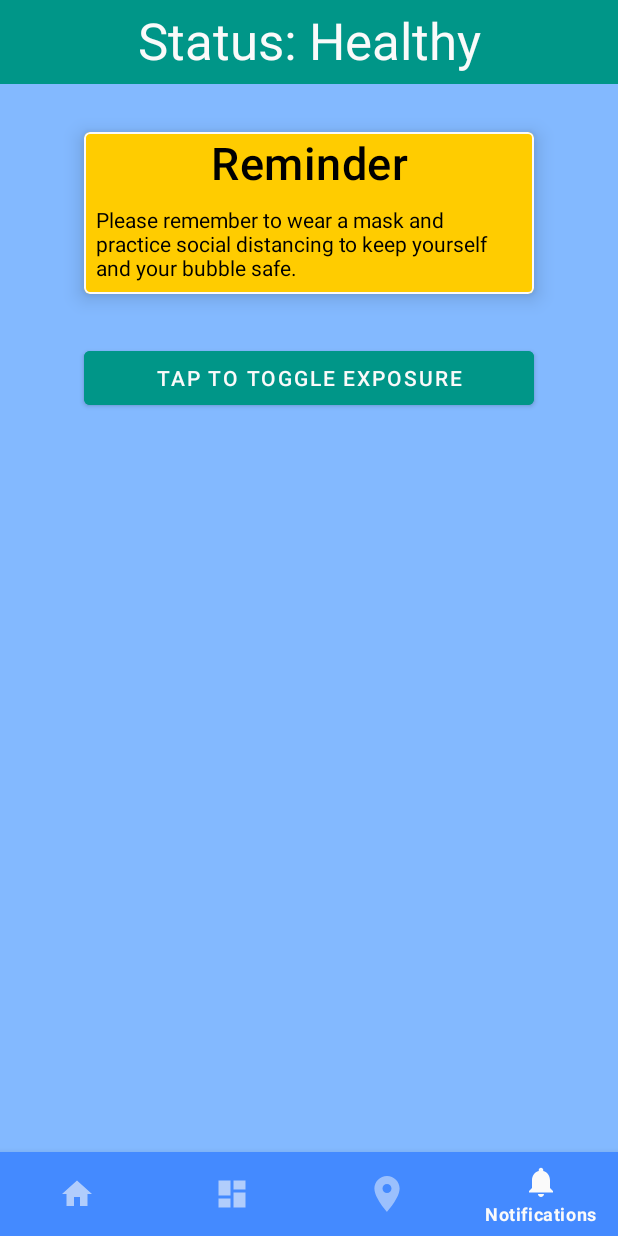
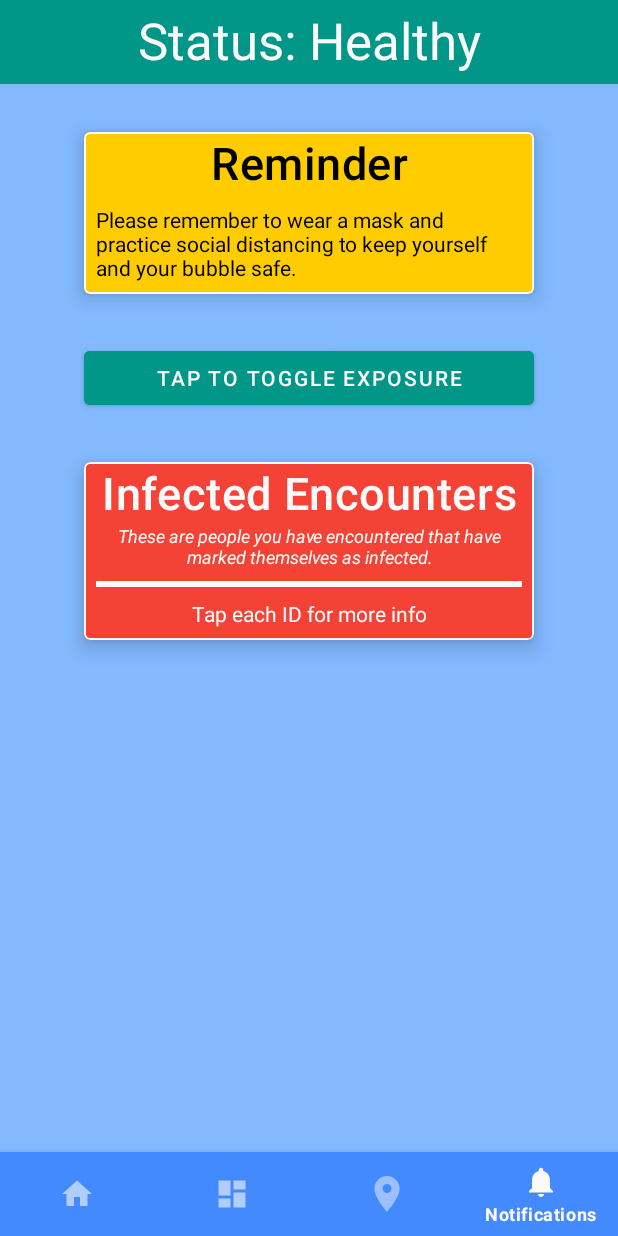
Before and after one commit to Capstone-2020-CMS/COVID-Tracer-App, an Android app: the NotificationsFragment screen opened through its navigation route, on a phone screen of 412 x 824 dp. Run offline under Robolectric (Android 15) with nearby library versions, the phone set to English and light mode, and no system bars; our stand-ins replace navigation-ui; 3 statements that could not run were skipped.

Commit message:
Initial styling for encounter card in notifications fragment

```diff
--- a/Application/app/build.gradle
+++ b/Application/app/build.gradle
@@ -53,6 +53,7 @@ dependencies {
     implementation 'com.google.android.gms:play-services-location:17.0.0'
     implementation 'com.google.maps.android:android-maps-utils:1.1.0'
     implementation 'org.jsoup:jsoup:1.13.1'
+    implementation 'com.android.support:cardview-v7:28.0.0'
     testImplementation 'junit:junit:4.13'
     androidTestImplementation 'androidx.test.ext:junit:1.1.1'
     androidTestImplementation 'androidx.test.espresso:espresso-core:3.2.0'
--- a/Application/app/src/main/res/layout/fragment_notifications_v2.xml
+++ b/Application/app/src/main/res/layout/fragment_notifications_v2.xml
@@ -98,6 +98,75 @@
                 android:elevation="@dimen/elevation"
                 android:text="Tap to Toggle Exposure" />
 
+            <com.google.android.material.card.MaterialCardView
+                android:layout_width="300dp"
+                android:layout_height="match_parent"
+                android:layout_gravity="center_horizontal"
+                android:layout_marginTop="32dp"
+                app:cardBackgroundColor="@color/red"
+                app:cardElevation="@dimen/elevation"
+                app:strokeColor="@color/primaryTextColor"
+                app:strokeWidth="1dp">
+
+                <LinearLayout
+                    android:layout_width="match_parent"
+                    android:layout_height="match_parent"
+                    android:orientation="vertical">
+
+                    <TextView
+                        android:layout_width="match_parent"
+                        android:layout_height="wrap_content"
+                        android:text="Infected Encounters"
+                        android:textAlignment="center"
+                        android:textAppearance="@style/TextAppearance.MaterialComponents.Headline6"
+                        android:textColor="@color/primaryTextColor"
+                        android:textSize="30sp" />
+
+                    <TextView
+                        android:layout_width="match_parent"
+                        android:layout_height="wrap_content"
+                        android:layout_marginStart="8dp"
+                        android:layout_marginLeft="8dp"
+                        android:layout_marginEnd="8dp"
+                        android:layout_marginRight="8dp"
+                        android:layout_marginBottom="8dp"
+                        android:editable="false"
+                        android:ems="10"
+                        android:gravity="start|top"
+                        android:inputType="textMultiLine"
+                        android:text="These are people you have encountered that have marked themselves as infected."
+                        android:textAlignment="center"
+                        android:textColor="@color/primaryTextColor"
+                        android:textSize="12sp"
+                        android:textStyle="italic" />
+
+                    <ImageView
+                        android:id="@+id/imageView6"
+                        android:layout_width="match_parent"
+                        android:layout_height="4dp"
+                        android:layout_marginStart="8dp"
+                        android:layout_marginTop="0dp"
+                        android:layout_marginEnd="8dp"
+                        android:layout_marginBottom="8dp"
+                        android:background="@color/primaryTextColor"
+                        app:srcCompat="@drawable/rectangle" />
+
+                    <TextView
+                        android:id="@+id/textView10"
+                        android:layout_width="match_parent"
+                        android:layout_height="wrap_content"
+                        android:layout_marginBottom="8dp"
+                        android:text="Tap each ID for more info"
+                        android:textAlignment="center" />
+
+                </LinearLayout>
+
+            </com.google.android.material.card.MaterialCardView>
+
+            <View
+                android:layout_width="match_parent"
+                android:layout_height="50dp"/>
+
         </LinearLayout>
     </ScrollView>
 </androidx.constraintlayout.widget.ConstraintLayout>
--- a/Application/app/src/main/res/values/styles.xml
+++ b/Application/app/src/main/res/values/styles.xml
@@ -18,4 +18,14 @@
         <item name="android:textColor">@color/black</item>
     </style>
 
+    <style name="ButtonMoreInfo" parent="Widget.MaterialComponents.Button">
+        <item name="android:layout_width">match_parent</item>
+        <item name="android:layout_height">wrap_content</item>
+        <item name="android:layout_marginLeft">8dp</item>
+        <item name="android:layout_marginRight">8dp</item>
+        <item name="android:layout_marginBottom">8dp</item>
+        <item name="backgroundTint">@color/primaryTextColor</item>
+        <item name="android:textColor">@color/red</item>
+    </style>
+
 </resources>
```
